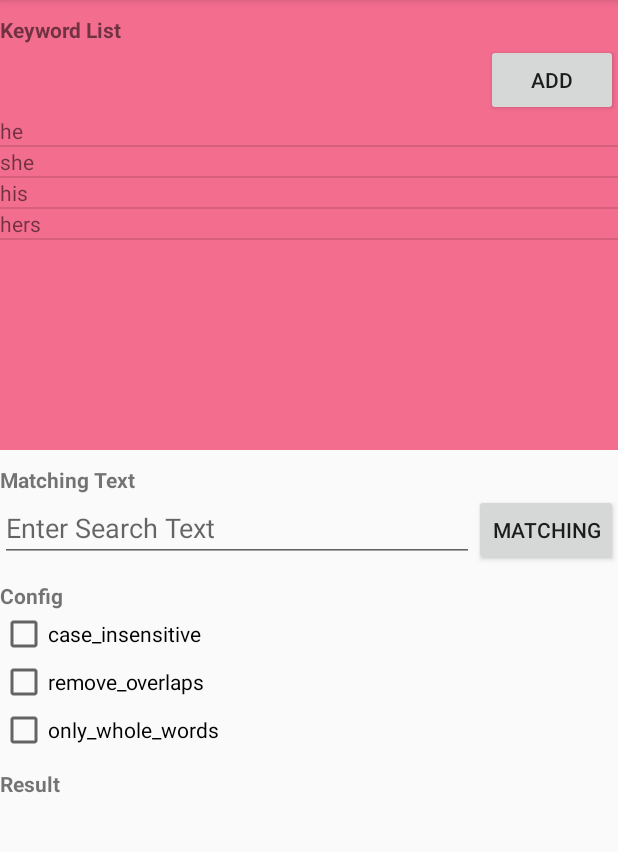
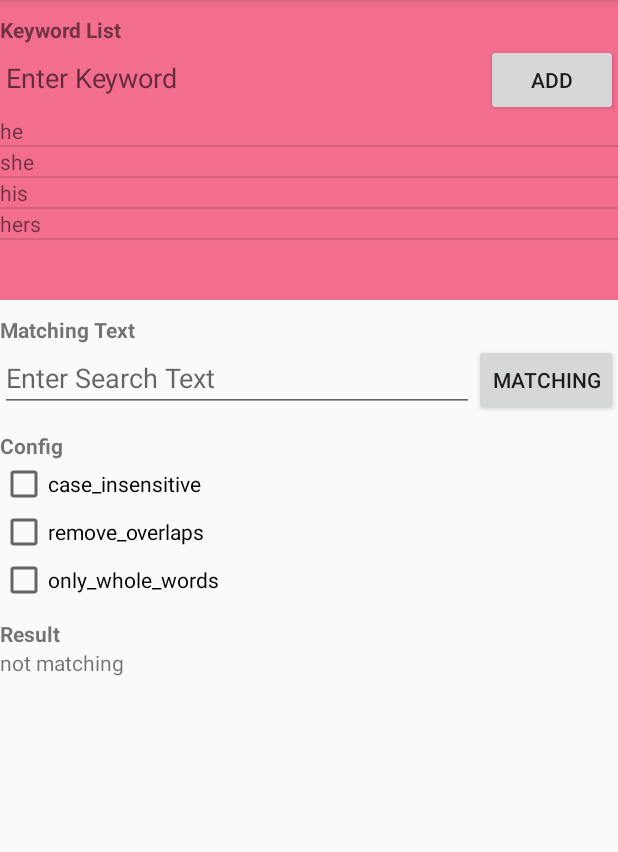
Before and after one commit to ejiaah/android-Aho-Corasick, an Android app: the screen it shows after launch (MainActivity), after a tap on "MATCHING", on a phone screen of 412 x 824 dp, the part 84-936 px from its top. Run offline under Robolectric (Android 15) with nearby library versions, the phone set to English and light mode, and no system bars; 6 statements that could not run were skipped.

Commit message:
insertKeyword, parseText
add insertKeyowrd method
add parseText method

```diff
--- a/app/src/main/java/com/ejiaah/aho_corasick/MainActivity.java
+++ b/app/src/main/java/com/ejiaah/aho_corasick/MainActivity.java
@@ -6,12 +6,24 @@ import android.support.v7.widget.DividerItemDecoration;
 import android.support.v7.widget.LinearLayoutManager;
 import android.support.v7.widget.RecyclerView;
 import android.view.View;
+import android.widget.CheckBox;
 import android.widget.EditText;
+import android.widget.TextView;
 
 import java.util.ArrayList;
 import java.util.List;
 
 public class MainActivity extends AppCompatActivity implements View.OnClickListener {
+
+    private final String TAG = MainActivity.class.getSimpleName();
+
+    EditText insertEditText;
+    EditText parseEditText;
+    TextView resultTextView;
+
+    CheckBox configCaseInsensitiveCheckBox;
+    CheckBox configRemoveOverlapsCheckBox;
+    CheckBox configOnlyWholeWordsCheckBox;
 
     private RecyclerView recyclerView;
     private KeywordRecyclerAdapter keywordRecyclerAdapter;
@@ -26,6 +38,14 @@ public class MainActivity extends AppCompatActivity implements View.OnClickListe
     protected void onCreate(Bundle savedInstanceState) {
         super.onCreate(savedInstanceState);
         setContentView(R.layout.activity_main);
+
+        insertEditText = (EditText) findViewById(R.id.insert_editText);
+        parseEditText = (EditText) findViewById(R.id.parse_editText);
+        resultTextView = (TextView) findViewById(R.id.result_textView);
+
+        configCaseInsensitiveCheckBox = (CheckBox) findViewById(R.id.config_case_insensitive_checkBox);
+        configRemoveOverlapsCheckBox = (CheckBox) findViewById(R.id.config_remove_overlaps_checkBox);
+        configOnlyWholeWordsCheckBox = (CheckBox) findViewById(R.id.config_only_whole_words_checkBox);
 
         List<String> keywordList = new ArrayList<>();
         keywordList.add("he");
@@ -42,7 +62,10 @@ public class MainActivity extends AppCompatActivity implements View.OnClickListe
         recyclerView.setLayoutManager(layoutManager);
         recyclerView.setAdapter(keywordRecyclerAdapter);
 
-        setCaseInsensitive();
+        insert("he");
+        insert("she");
+        insert("his");
+        insert("hers");
     }
 
     /**
@@ -50,22 +73,59 @@ public class MainActivity extends AppCompatActivity implements View.OnClickListe
      * which is packaged with this application.
      */
     public native String stringFromJNI();
-    public native void setCaseInsensitive();
-    public native void setRemoveOverlaps();
-    public native void setOnlyWholeWords();
+
+    public native void setCaseInsensitive(boolean isOn);
+
+    public native void setRemoveOverlaps(boolean isOn);
+
+    public native void setOnlyWholeWords(boolean isOn);
+
+    public native void insert(String keyword);
+
+    public native String[] parseText(String text);
 
     @Override
     public void onClick(View view) {
         switch (view.getId()) {
             case R.id.insert_button: {
-                EditText editText = (EditText) findViewById(R.id.insert_editText);
-                keywordRecyclerAdapter.insertItem(editText.getText().toString());
-                editText.setText("");
+                String keyword = insertEditText.getText().toString();
+                insertEditText.setText("");
+
+                keywordRecyclerAdapter.insertItem(keyword);
+                insert(keyword);
                 break;
             }
             case R.id.parse_button: {
+                String keyword = parseEditText.getText().toString();
+                parseEditText.setText("");
+
+                String[] results = parseText(keyword);
+                StringBuilder stringBuilder = new StringBuilder();
+
+                if (results == null || results.length == 0) {
+                    stringBuilder.append("not matching");
+                } else {
+                    for (String result : results) {
+                        stringBuilder.append("matching: ").append(result).append("\n");
+                    }
+                }
+                resultTextView.setText(stringBuilder.toString());
+                break;
+            }
+            case R.id.config_case_insensitive_checkBox: {
+                setCaseInsensitive(configCaseInsensitiveCheckBox.isChecked());
+                break;
+            }
+            case R.id.config_remove_overlaps_checkBox: {
+                setRemoveOverlaps(configRemoveOverlapsCheckBox.isChecked());
+                break;
+            }
+            case R.id.config_only_whole_words_checkBox: {
+                setOnlyWholeWords(configOnlyWholeWordsCheckBox.isChecked());
                 break;
             }
         }
     }
+
+
 }
--- a/app/src/main/res/layout/activity_main.xml
+++ b/app/src/main/res/layout/activity_main.xml
@@ -6,7 +6,7 @@
 
     <LinearLayout
         android:layout_width="match_parent"
-        android:layout_height="300dp"
+        android:layout_height="200dp"
         android:background="@color/colorAccent"
         android:orientation="vertical">
 
@@ -26,7 +26,8 @@
                 android:id="@+id/insert_editText"
                 android:layout_width="0dp"
                 android:layout_height="wrap_content"
-                android:layout_weight="1" />
+                android:layout_weight="1"
+                android:hint="@string/insert_text_hint" />
 
             <Button
                 android:id="@+id/insert_button"
@@ -94,18 +95,21 @@
                 android:id="@+id/config_case_insensitive_checkBox"
                 android:layout_width="match_parent"
                 android:layout_height="wrap_content"
+                android:onClick="onClick"
                 android:text="@string/config_case_insensitive" />
 
             <CheckBox
                 android:id="@+id/config_remove_overlaps_checkBox"
                 android:layout_width="match_parent"
                 android:layout_height="wrap_content"
+                android:onClick="onClick"
                 android:text="@string/config_remove_overlaps" />
 
             <CheckBox
                 android:id="@+id/config_only_whole_words_checkBox"
                 android:layout_width="match_parent"
                 android:layout_height="wrap_content"
+                android:onClick="onClick"
                 android:text="@string/config_only_whole_words" />
         </LinearLayout>
 
--- a/app/src/main/res/values/strings.xml
+++ b/app/src/main/res/values/strings.xml
@@ -1,6 +1,7 @@
 <resources>
     <string name="app_name">Aho-Corasick</string>
 
+    <string name="insert_text_hint">Enter Keyword</string>
     <string name="matching">Matching</string>
     <string name="matching_text_hint">Enter Search Text</string>
     <string name="matching_text">Matching Text</string>
```
Also changed, not shown: 1 other file.
